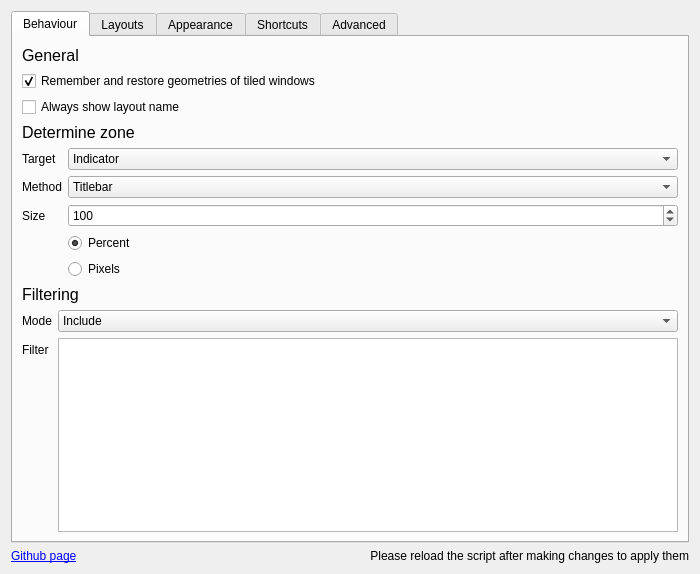
Qt form contents/ui/config.ui (gerritdevriese/kzones) before a commit.
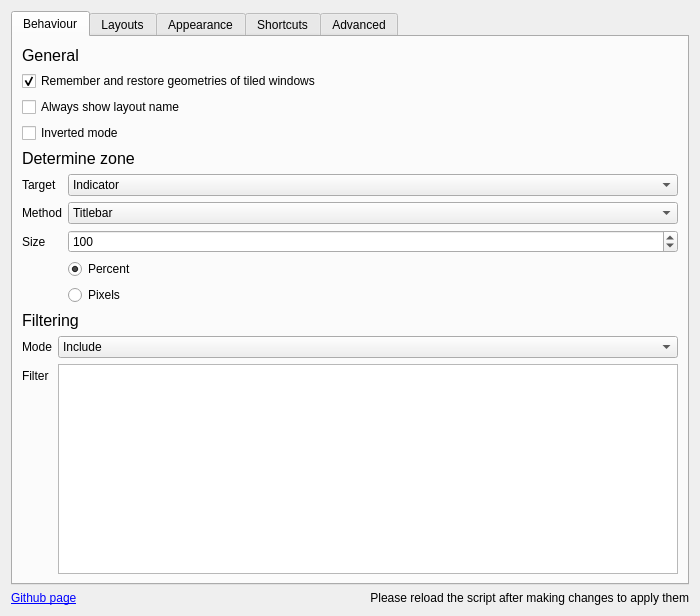
The same form after that commit. Icons and pictures are not drawn. Custom widgets are drawn as their Qt base class.

Commit message: inverted mode config

Diff of the .ui file:
```diff
--- a/contents/ui/config.ui
+++ b/contents/ui/config.ui
@@ -7,7 +7,7 @@
     <x>0</x>
     <y>0</y>
     <width>700</width>
-    <height>574</height>
+    <height>616</height>
    </rect>
   </property>
   <property name="minimumSize">
@@ -90,6 +90,13 @@
          </property>
         </widget>
        </item>
+       <item>
+        <widget class="QCheckBox" name="kcfg_invertedMode">
+         <property name="text">
+          <string>Inverted mode</string>
+         </property>
+        </widget>
+       </item>
        <item>
         <widget class="QLabel" name="label_6">
          <property name="font">
```
The commit also changes 3 other files.
